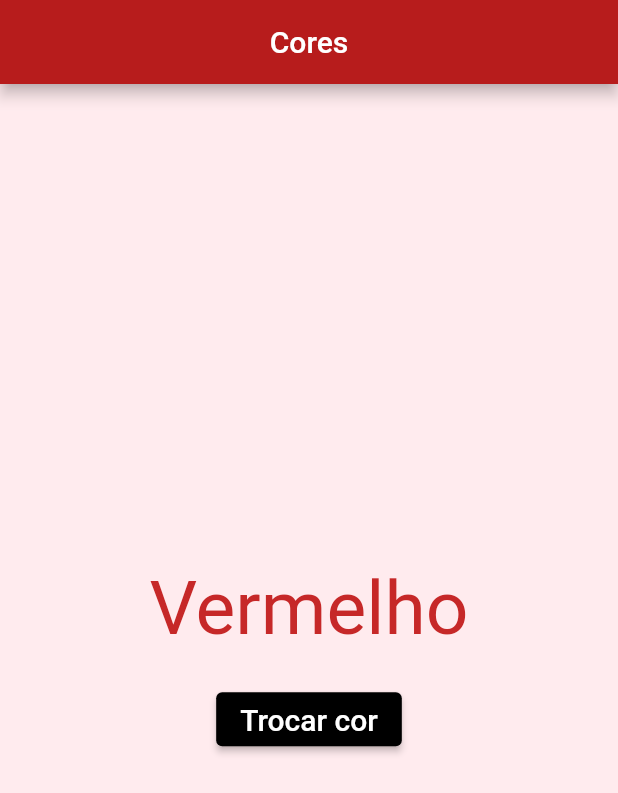
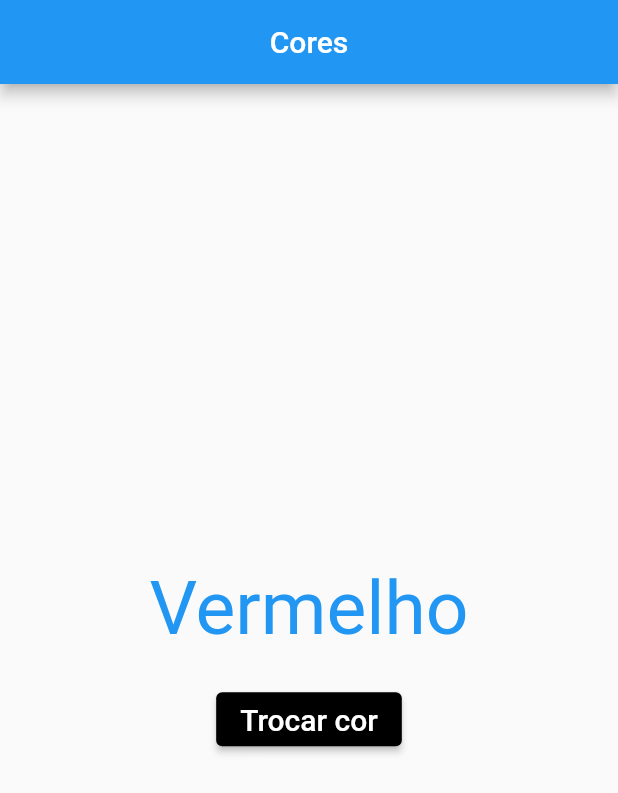
Before and after one commit to leoragassio/app-mobile-4semestre, a Flutter app: the screen it shows after launch, after a tap on "Trocar cor", on a phone screen of 412 x 824 dp. Shown: the top 793 px of the screen. Run offline on Flutter 3.47's test engine with Material 2 defaults, Android fonts, the phone set to English and light mode, and no system bars.

Commit message:
Revert "video 10"
This reverts commit 6bfdc1b646291de82de883aefda7b1e19a568a60.

```diff
--- a/app1/lib/main.dart
+++ b/app1/lib/main.dart
@@ -20,52 +20,14 @@ class Home extends StatefulWidget {
 }
 
 class _HomeState extends State<Home> {
-List<Color> opcoesCorBarra;
-List<Color> opcoesCorTexto;
-List<Color> opcoesCorFundo;
-List<String> cores;
-int opcaoAtual;
-
-@override
-  void initState() {
-    super.initState();
-    opcoesCorBarra = [
-      Colors.green[900],
-      Colors.red[900],
-      Colors.blue[900],
-      Colors.orange[900],
-      Colors.purple[900],
-    ];
-
-    opcoesCorTexto = [
-      Colors.green[800],
-      Colors.red[800],
-      Colors.blue[800],
-      Colors.orange[800],
-      Colors.purple[800],
-
-    ];
-
-    opcoesCorFundo = [
-      Colors.green[50],
-      Colors.red[50],
-      Colors.blue[50],
-      Colors.orange[50],
-      Colors.purple[50],
-    ];
-
-    cores = ['Verde','Vermelho','Azul','Laranja','Roxo'];
-
-    opcaoAtual = 0;
-  }
+Color corPrincipal = Colors.red;
 
   @override
   Widget build(BuildContext context) {
     return new Scaffold(
-      backgroundColor: opcoesCorFundo[opcaoAtual],
         appBar: AppBar(
           title: Text('Cores'),
-          backgroundColor: opcoesCorBarra[opcaoAtual],
+          backgroundColor: corPrincipal,
           centerTitle: true,
         ),
           body: Center(
@@ -74,10 +36,10 @@ int opcaoAtual;
               crossAxisAlignment: CrossAxisAlignment.center,
               children: [
                 Text(
-                  cores[opcaoAtual],
+                  'Vermelho',
                   style: TextStyle(
                     fontSize: 50,
-                    color: opcoesCorTexto[opcaoAtual],
+                    color: corPrincipal,
                   ),
                 ),
                 Padding(
@@ -86,8 +48,12 @@ int opcaoAtual;
                 ElevatedButton(
                   onPressed: (){
                     setState(() {
-                  opcaoAtual =
-                  opcaoAtual < opcoesCorBarra.length - 1 ? ++opcaoAtual : 0;
+
+                    if(corPrincipal == Colors.red){
+                      corPrincipal = Colors.blue;
+                    }else{
+                      corPrincipal = Colors.red;
+                    }
                     });
                   },
                   child: Text(
```
